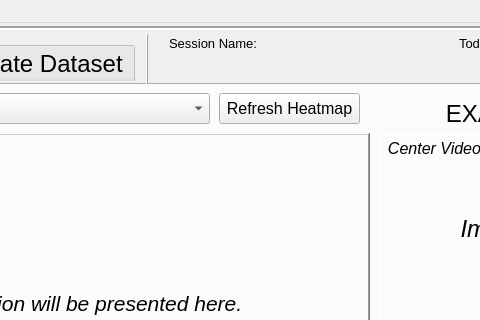
Before: the Qt Designer form QTDESIGNER INTERFACES/MAIN-WINDOW-FINAL-DESIGN.ui in peteskylight/WORKING_THESIS, drawn with Qt 5; both pictures show x 341 to 821 and y 0 to 320 of the 1280 by 714 pixel window.
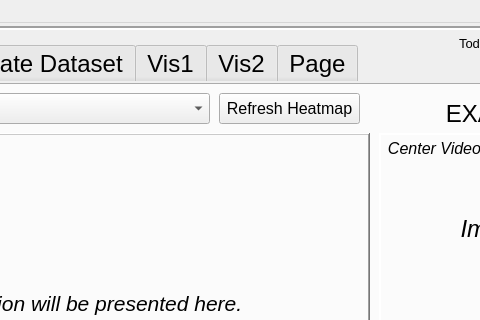
After: the same form once the commit is applied.

The edit to the form file:
```diff
--- a/QTDESIGNER INTERFACES/MAIN-WINDOW-FINAL-DESIGN.ui
+++ b/QTDESIGNER INTERFACES/MAIN-WINDOW-FINAL-DESIGN.ui
@@ -2841,6 +2841,21 @@
       </property>
      </widget>
     </widget>
+    <widget class="QWidget" name="tab">
+     <attribute name="title">
+      <string>Vis1</string>
+     </attribute>
+    </widget>
+    <widget class="QWidget" name="tab2">
+     <attribute name="title">
+      <string>Vis2</string>
+     </attribute>
+    </widget>
+    <widget class="QWidget" name="tab_2">
+     <attribute name="title">
+      <string>Page</string>
+     </attribute>
+    </widget>
    </widget>
    <widget class="QLCDNumber" name="timeLCD">
     <property name="geometry">
@@ -2949,25 +2964,6 @@
      <enum>Qt::Orientation::Horizontal</enum>
     </property>
    </widget>
-   <widget class="Line" name="line_2">
-    <property name="geometry">
-     <rect>
-      <x>463</x>
-      <y>10</y>
-      <width>51</width>
-      <height>51</height>
-     </rect>
-    </property>
-    <property name="frameShadow">
-     <enum>QFrame::Shadow::Raised</enum>
-    </property>
-    <property name="lineWidth">
-     <number>1</number>
-    </property>
-    <property name="orientation">
-     <enum>Qt::Orientation::Vertical</enum>
-    </property>
-   </widget>
    <widget class="Line" name="line_3">
     <property name="geometry">
      <rect>
@@ -2987,25 +2983,6 @@
      <enum>Qt::Orientation::Vertical</enum>
     </property>
    </widget>
-   <widget class="QLabel" name="date_label_2">
-    <property name="geometry">
-     <rect>
-      <x>510</x>
-      <y>10</y>
-      <width>91</width>
-      <height>20</height>
-     </rect>
-    </property>
-    <property name="font">
-     <font>
-      <family>Segoe UI</family>
-      <pointsize>10</pointsize>
-     </font>
-    </property>
-    <property name="text">
-     <string>Session Name:</string>
-    </property>
-   </widget>
    <zorder>line</zorder>
    <zorder>MainTab</zorder>
    <zorder>timeLCD</zorder>
```
Left out of the diff: 2 changed lines with no effect on the pictures.
